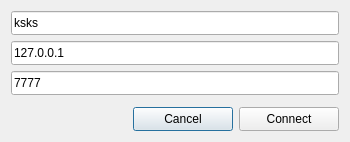
This is QtChatClient/settingmenu.ui in imitatehappiness/QtChat as Qt 5 draws it before an edit. The edited form follows.
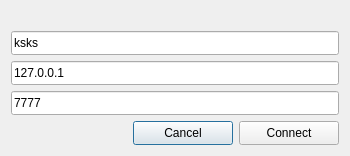
This is the edited form.

```diff
--- a/QtChatClient/settingmenu.ui
+++ b/QtChatClient/settingmenu.ui
@@ -14,7 +14,20 @@
    <string>Setting</string>
   </property>
   <layout class="QGridLayout" name="gridLayout">
-   <item row="0" column="0">
+   <item row="2" column="0">
+    <spacer name="verticalSpacer">
+     <property name="orientation">
+      <enum>Qt::Vertical</enum>
+     </property>
+     <property name="sizeHint" stdset="0">
+      <size>
+       <width>20</width>
+       <height>0</height>
+      </size>
+     </property>
+    </spacer>
+   </item>
+   <item row="1" column="0">
     <layout class="QVBoxLayout" name="verticalLayout">
      <item>
       <widget class="QLineEdit" name="lE_name">
@@ -84,20 +97,7 @@
      </item>
     </layout>
    </item>
-   <item row="1" column="0">
-    <spacer name="verticalSpacer">
-     <property name="orientation">
-      <enum>Qt::Vertical</enum>
-     </property>
-     <property name="sizeHint" stdset="0">
-      <size>
-       <width>20</width>
-       <height>0</height>
-      </size>
-     </property>
-    </spacer>
-   </item>
-   <item row="2" column="0">
+   <item row="3" column="0">
     <layout class="QHBoxLayout" name="horizontalLayout">
      <item>
       <spacer name="horizontalSpacer">
@@ -152,6 +152,13 @@
      </item>
     </layout>
    </item>
+   <item row="0" column="0">
+    <widget class="QLabel" name="l_information">
+     <property name="text">
+      <string/>
+     </property>
+    </widget>
+   </item>
   </layout>
  </widget>
  <resources/>
```
